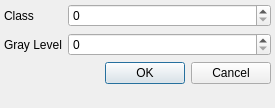
This is Code/EmMpmGui/UI_Files/UserInitAreaDialog.ui in BlueQuartzSoftware/EMMPMWorkbench as Qt 5 draws it before an edit. The edited form follows.
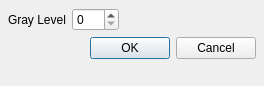
This is the edited form.

What changed in the file:
```diff
--- a/Code/EmMpmGui/UI_Files/UserInitAreaDialog.ui
+++ b/Code/EmMpmGui/UI_Files/UserInitAreaDialog.ui
@@ -6,8 +6,8 @@
    <rect>
     <x>0</x>
     <y>0</y>
-    <width>275</width>
-    <height>108</height>
+    <width>264</width>
+    <height>86</height>
    </rect>
   </property>
   <property name="sizePolicy">
@@ -26,30 +26,42 @@
    <bool>true</bool>
   </property>
   <layout class="QFormLayout" name="formLayout">
+   <property name="fieldGrowthPolicy">
+    <enum>QFormLayout::FieldsStayAtSizeHint</enum>
+   </property>
    <property name="horizontalSpacing">
     <number>6</number>
    </property>
    <property name="verticalSpacing">
     <number>6</number>
    </property>
-   <property name="margin">
+   <property name="leftMargin">
+    <number>8</number>
+   </property>
+   <property name="topMargin">
+    <number>8</number>
+   </property>
+   <property name="rightMargin">
+    <number>8</number>
+   </property>
+   <property name="bottomMargin">
     <number>4</number>
    </property>
    <item row="0" column="0">
-    <widget class="QLabel" name="label">
+    <widget class="QLabel" name="label_2">
      <property name="text">
-      <string>Class</string>
+      <string>Gray Level</string>
      </property>
     </widget>
    </item>
    <item row="0" column="1">
-    <widget class="QSpinBox" name="classSB">
+    <widget class="QSpinBox" name="grayLevelSB">
      <property name="maximum">
-      <number>16</number>
+      <number>255</number>
      </property>
     </widget>
    </item>
-   <item row="4" column="0" colspan="2">
+   <item row="3" column="0" colspan="2">
     <widget class="QDialogButtonBox" name="buttonBox">
      <property name="orientation">
       <enum>Qt::Horizontal</enum>
@@ -59,20 +71,6 @@
      </property>
     </widget>
    </item>
-   <item row="1" column="0">
-    <widget class="QLabel" name="label_2">
-     <property name="text">
-      <string>Gray Level</string>
-     </property>
-    </widget>
-   </item>
-   <item row="1" column="1">
-    <widget class="QSpinBox" name="grayLevelSB">
-     <property name="maximum">
-      <number>255</number>
-     </property>
-    </widget>
-   </item>
   </layout>
  </widget>
  <resources/>
```
